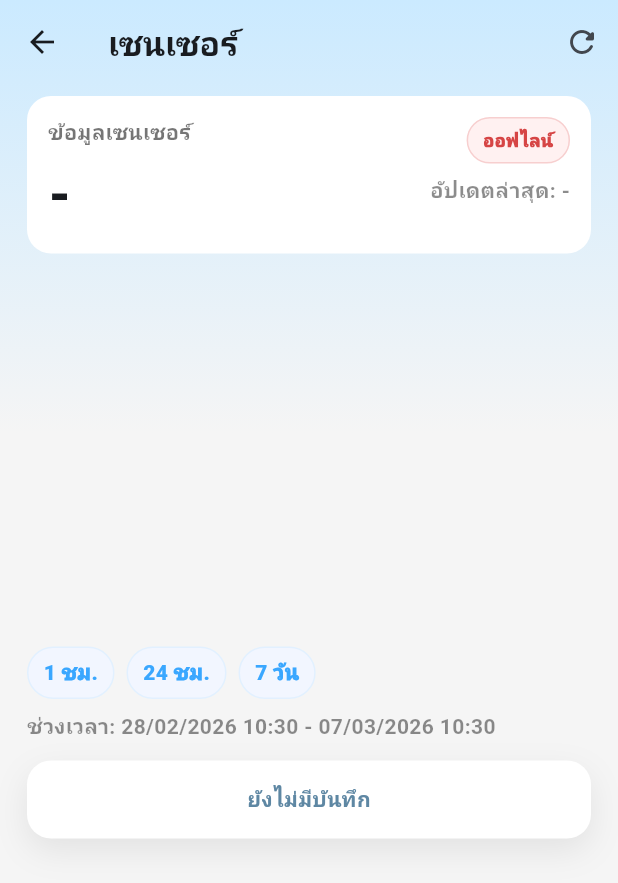
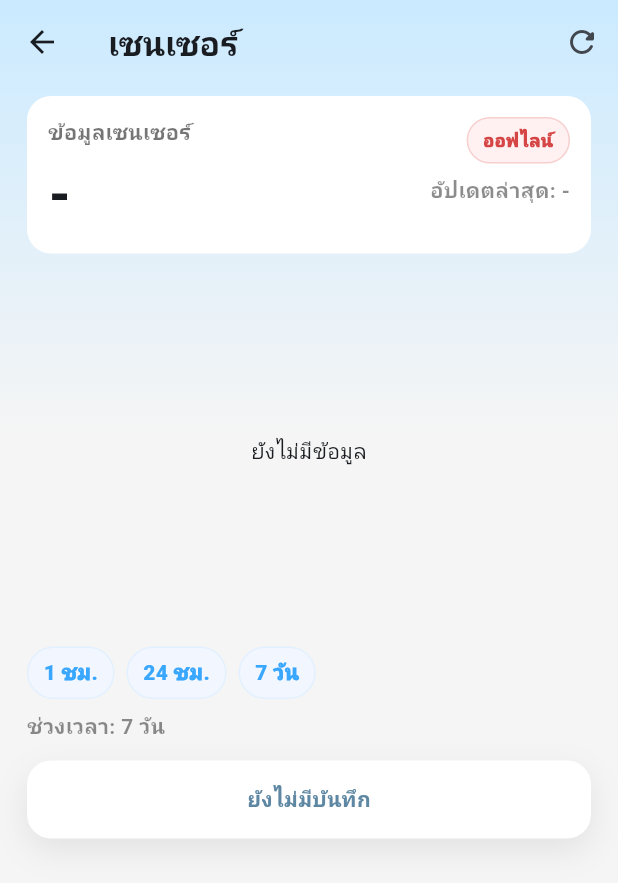
Before and after one commit to SkyBlueFox/PM_Mobile_Frontend, a Flutter app: the SensorDetailPage screen opened directly with empty values, after a tap on "24 ชม.", after a tap on "7 วัน", on a phone screen of 412 x 824 dp. Shown: the top 883 px of the screen. Run offline on Flutter 3.47's test engine with Material 3 defaults, Android fonts, the phone set to English and light mode, and no system bars; our stand-ins replace equatable, firebase_auth, firebase_core, fl_chart, flutter_bloc, flutter_dotenv and 3 more; accounts and stored records are empty; network calls fail; Roboto replaces fonts that are missing (Sans).

Commit message:
Update OAuth Login and Chart Logs

```diff
--- a/lib/features/home/bloc/sensor_detail_bloc.dart
+++ b/lib/features/home/bloc/sensor_detail_bloc.dart
@@ -16,7 +16,6 @@ import 'package:flutter_bloc/flutter_bloc.dart';
 import '../../../data/device_repository.dart';
 import '../data/widget_repository.dart';
 
-import '../models/sensor_history.dart';
 import '../models/sensor_log.dart';
 
 import 'sensor_detail_event.dart';
@@ -38,7 +37,7 @@ class SensorDetailBloc extends Bloc<SensorDetailEvent, SensorDetailState> {
     this.onlineThreshold = const Duration(seconds: 15),
   }) : super(SensorDetailState.initial()) {
     on<SensorDetailStarted>(_onStarted);
-    on<SensorRangeChanged>(_onRangeChanged);
+    on<SensorPeriodChanged>(_onPeriodChanged);
     on<SensorDetailRefreshRequested>(_onRefreshRequested);
     on<SensorDetailPollingStarted>(_onPollingStarted);
     on<SensorDetailPollingStopped>(_onPollingStopped);
@@ -62,13 +61,21 @@ class SensorDetailBloc extends Bloc<SensorDetailEvent, SensorDetailState> {
     }
   }
 
-  Future<void> _onRangeChanged(SensorRangeChanged event, Emitter<SensorDetailState> emit) async {
-    emit(state.copyWith(from: event.from, to: event.to, isRefreshing: true, error: null));
+  Future<void> _onPeriodChanged(
+    SensorPeriodChanged event,
+    Emitter<SensorDetailState> emit,
+  ) async {
+    emit(state.copyWith(
+      period: event.period,
+      isRefreshing: true,
+      error: null,
+    ));
+
     try {
-      await _loadHistory(emit);
-      emit(state.copyWith(isRefreshing: false, error: null));
+      await _loadLogs(emit);
+      emit(state.copyWith(isRefreshing: false));
     } catch (e, st) {
-      debugPrint('[SensorDetailBloc] rangeChanged failed: $e\n$st');
+      debugPrint('[SensorDetailBloc] periodChanged failed: $e\n$st');
       emit(state.copyWith(isRefreshing: false, error: e.toString()));
     }
   }
@@ -124,31 +131,9 @@ class SensorDetailBloc extends Bloc<SensorDetailEvent, SensorDetailState> {
     if (state.widgetId == 0) return;
 
     await Future.wait([
-      _loadHistory(emit),
       _loadLogs(emit),
       _loadHeartbeat(emit),
     ]);
-  }
-
-  Future<void> _loadHistory(Emitter<SensorDetailState> emit) async {
-    final wid = state.widgetId;
-    if (wid == 0) return;
-
-    final List<SensorHistoryPoint> points = await widgetRepo.fetchSensorHistory(
-      widgetId: wid,
-      from: state.from,
-      to: state.to,
-    );
-
-    final sorted = List<SensorHistoryPoint>.from(points)
-      ..sort((a, b) => a.timestamp.compareTo(b.timestamp));
-
-    final latest = sorted.isNotEmpty ? sorted.last.value : null;
-
-    emit(state.copyWith(
-      history: sorted,
-      currentValue: latest == null ? state.currentValue : latest.toString(),
-    ));
   }
 
   Future<void> _loadLogs(Emitter<SensorDetailState> emit) async {
@@ -157,7 +142,7 @@ class SensorDetailBloc extends Bloc<SensorDetailEvent, SensorDetailState> {
 
     final List<SensorLogEntry> logs = await widgetRepo.fetchSensorLogs(
       widgetId: wid,
-      limit: 50,
+      period: state.period
     );
 
     final sorted = List<SensorLogEntry>.from(logs)
--- a/lib/features/home/bloc/sensor_detail_event.dart
+++ b/lib/features/home/bloc/sensor_detail_event.dart
@@ -21,15 +21,10 @@ class SensorDetailStarted extends SensorDetailEvent {
   });
 }
 
-/// เปลี่ยนช่วงเวลา (กราฟ)
-class SensorRangeChanged extends SensorDetailEvent {
-  final DateTime from;
-  final DateTime to;
+class SensorPeriodChanged extends SensorDetailEvent {
+  final String period;
 
-  const SensorRangeChanged({
-    required this.from,
-    required this.to,
-  });
+  const SensorPeriodChanged(this.period);
 }
 
 /// refresh manual
--- a/lib/features/home/bloc/sensor_detail_state.dart
+++ b/lib/features/home/bloc/sensor_detail_state.dart
@@ -1,10 +1,3 @@
-// lib/features/home/bloc/sensor_detail_state.dart
-//
-// ✅ State สำหรับหน้า Sensor Detail
-// - แยกชัดเจนระหว่าง loading ครั้งแรก กับ refreshing
-// - default range ปรับเป็น "1 ชั่วโมง" (ตาม requirement)
-
-import '../models/sensor_history.dart';
 import '../models/sensor_log.dart';
 
 class SensorDetailState {
@@ -18,14 +11,11 @@ class SensorDetailState {
   final String currentValue;
   final String unit;
 
-  final List<SensorHistoryPoint> history;
   final List<SensorLogEntry> logs;
+  final String period;
 
   final DateTime? lastHeartbeatAt;
   final bool isOnline;
-
-  final DateTime from;
-  final DateTime to;
 
   const SensorDetailState({
     this.isLoading = false,
@@ -35,20 +25,15 @@ class SensorDetailState {
     this.deviceId = '',
     this.currentValue = '',
     this.unit = '',
-    this.history = const [],
     this.logs = const [],
+    this.period = '',
     this.lastHeartbeatAt,
     this.isOnline = false,
-    required this.from,
-    required this.to,
   });
 
   factory SensorDetailState.initial() {
-    final now = DateTime.now();
     return SensorDetailState(
-      // ✅ จากเดิม 24h -> ปรับเป็น 1 ชั่วโมง
-      from: now.subtract(const Duration(hours: 1)),
-      to: now,
+      period: 'hour'
     );
   }
 
@@ -60,8 +45,8 @@ class SensorDetailState {
     String? deviceId,
     String? currentValue,
     String? unit,
-    List<SensorHistoryPoint>? history,
     List<SensorLogEntry>? logs,
+    String? period,
     DateTime? lastHeartbeatAt,
     bool? isOnline,
     DateTime? from,
@@ -75,12 +60,10 @@ class SensorDetailState {
       deviceId: deviceId ?? this.deviceId,
       currentValue: currentValue ?? this.currentValue,
       unit: unit ?? this.unit,
-      history: history ?? this.history,
       logs: logs ?? this.logs,
+      period: period ?? this.period,
       lastHeartbeatAt: lastHeartbeatAt ?? this.lastHeartbeatAt,
       isOnline: isOnline ?? this.isOnline,
-      from: from ?? this.from,
-      to: to ?? this.to,
     );
   }
 }
--- a/lib/features/home/models/sensor_history.dart
+++ /dev/null
@@ -1,74 +0,0 @@
-// lib/features/home/models/sensor_history.dart
-//
-// Model สำหรับ “ข้อมูลกราฟ” ของ sensor
-// จุดสำคัญ:
-// - parse เวลาแบบปลอดภัย (รองรับทั้ง ISO string และ epoch ms/sec)
-// - value อาจเป็น num/string/null => แปลงเป็น double? ให้ UI ใช้งานง่าย
-
-class SensorHistoryPoint {
-  /// เวลา ณ จุดนั้น (ใช้ plot บนแกน X)
-  final DateTime timestamp;
-
-  /// ค่าที่วัดได้ (ใช้ plot บนแกน Y)
-  /// เป็น double เพื่อให้กราฟทำงานง่าย
-  final double value;
-
-  const SensorHistoryPoint({
-    required this.timestamp,
-    required this.value,
-  });
-
-  factory SensorHistoryPoint.fromJson(Map<String, dynamic> json) {
-    final ts = _parseDateTime(json['timestamp'] ?? json['time'] ?? json['at'] ?? json['created_at']);
-    final v = _parseDouble(json['value']);
-
-    return SensorHistoryPoint(
-      timestamp: ts ?? DateTime.fromMillisecondsSinceEpoch(0),
-      value: v ?? 0.0,
-    );
-  }
-
-  Map<String, dynamic> toJson() => {
-        'timestamp': timestamp.toIso8601String(),
-        'value': value,
-      };
-
-  /// --- helpers (คอมเมนท์ไว้ให้แก้ตาม backend ได้ง่าย) ---
-
-  /// รองรับ:
-  /// - ISO string: "2026-02-22T10:00:00Z"
-  /// - epoch ms: 1700000000000
-  /// - epoch sec: 1700000000
-  static DateTime? _parseDateTime(dynamic raw) {
-    if (raw == null) return null;
-
-    if (raw is DateTime) return raw;
-
-    if (raw is num) {
-      // heuristic: ถ้ามากกว่า 1e12 ถือว่าเป็น ms
-      final n = raw.toInt();
-      if (n > 1000000000000) {
-        return DateTime.fromMillisecondsSinceEpoch(n, isUtc: true).toLocal();
-      }
-      // ไม่มาก -> สมมติเป็น seconds
-      return DateTime.fromMillisecondsSinceEpoch(n * 1000, isUtc: true).toLocal();
-    }
-
-    final s = raw.toString().trim();
-    if (s.isEmpty) return null;
-
-    // ถ้าเป็นตัวเลขใน string
-    final asNum = num.tryParse(s);
-    if (asNum != null) return _parseDateTime(asNum);
-
-    return DateTime.tryParse(s)?.toLocal();
-  }
-
-  static double? _parseDouble(dynamic raw) {
-    if (raw == null) return null;
-    if (raw is num) return raw.toDouble();
-    final s = raw.toString().trim();
-    if (s.isEmpty) return null;
-    return double.tryParse(s);
-  }
-}
--- a/lib/features/home/models/sensor_log.dart
+++ b/lib/features/home/models/sensor_log.dart
@@ -1,77 +1,54 @@
-// lib/features/home/models/sensor_log.dart
-//
-// ✅ FIX: ให้ UI เรียก e.title / e.detail / e.value / e.unit ได้
-// - แก้ error ใน sensor_log_table.dart ที่เรียก e.unit
-// - รองรับ backend หลายรูปแบบ (key ชื่อไม่เหมือนกัน)
-// - เก็บ raw ไว้สำหรับ debug/ขยายในอนาคต
-
 class SensorLogEntry {
   final DateTime timestamp;
-
-  /// หัวข้อแถว log (เช่น "Temperature update", "Device reported", ...)
-  final String title;
-
-  /// รายละเอียดเพิ่มเติม (optional)
-  final String detail;
-
-  /// ค่า (optional) เก็บเป็น String? เพื่อ UI แสดงร่วมกับ unit ได้
-  final String? value;
-
-  /// ✅ NEW: หน่วย (optional) เผื่อ log ส่ง unit มาเอง
-  /// ถ้า backend ไม่ส่ง จะเป็น '' แล้ว UI ค่อย fallback ไปใช้ unit ของ capability
-  final String unit;
-
-  /// เก็บ raw ไว้เผื่อ debug/ต่อยอด
-  final Map<String, dynamic> raw;
+  final double value;
 
   const SensorLogEntry({
     required this.timestamp,
-    required this.title,
-    required this.detail,
     required this.value,
-    this.unit = '',
-    this.raw = const {},
   });
 
   factory SensorLogEntry.fromJson(Map<String, dynamic> json) {
-    DateTime parseTime(dynamic v) {
-      if (v == null) return DateTime.fromMillisecondsSinceEpoch(0);
-      if (v is int) return DateTime.fromMillisecondsSinceEpoch(v);
-      if (v is num) return DateTime.fromMillisecondsSinceEpoch(v.toInt());
-      final s = v.toString();
-      final dt = DateTime.tryParse(s);
-      return dt ?? DateTime.fromMillisecondsSinceEpoch(0);
+    final ts = _parseDateTime(json['timestamp'] ?? json['time'] ?? json['at'] ?? json['created_at']);
+    final v = _parseDouble(json['value']);
+
+    return SensorLogEntry(
+      timestamp: ts ?? DateTime.fromMillisecondsSinceEpoch(0),
+      value: v ?? 0.0,
+    );
+  }
+
+  Map<String, dynamic> toJson() => {
+        'timestamp': timestamp.toIso8601String(),
+        'value': value,
+      };
+
+  static DateTime? _parseDateTime(dynamic raw) {
+    if (raw == null) return null;
+
+    if (raw is DateTime) return raw;
+
+    if (raw is num) {
+      final n = raw.toInt();
+      if (n > 1000000000000) {
+        return DateTime.fromMillisecondsSinceEpoch(n, isUtc: true).toLocal();
+      }
+      return DateTime.fromMillisecondsSinceEpoch(n * 1000, isUtc: true).toLocal();
     }
 
-    // time keys ที่พบบ่อย
-    final ts = parseTime(
-      json['timestamp'] ??
-          json['created_at'] ??
-          json['time'] ??
-          json['logged_at'] ??
-          json['at'],
-    );
+    final s = raw.toString().trim();
+    if (s.isEmpty) return null;
 
-    // title keys ที่พบบ่อย
-    final title = (json['title'] ?? json['event'] ?? json['message'] ?? json['type'] ?? 'log').toString();
+    final asNum = num.tryParse(s);
+    if (asNum != null) return _parseDateTime(asNum);
 
-    // detail keys ที่พบบ่อย
-    final detail = (json['detail'] ?? json['description'] ?? json['data'] ?? '').toString();
+    return DateTime.tryParse(s)?.toLocal();
+  }
 
-    // value keys ที่พบบ่อย (บางระบบส่ง number)
-    final rawValue = json['value'] ?? json['val'] ?? json['v'];
-    final value = rawValue == null ? null : rawValue.toString();
-
-    // ✅ unit keys ที่พบบ่อย
-    final unit = (json['unit'] ?? json['capability_unit'] ?? json['u'] ?? '').toString();
-
-    return SensorLogEntry(
-      timestamp: ts,
-      title: title,
-      detail: detail,
-      value: value,
-      unit: unit,
-      raw: json,
-    );
+  static double? _parseDouble(dynamic raw) {
+    if (raw == null) return null;
+    if (raw is num) return raw.toDouble();
+    final s = raw.toString().trim();
+    if (s.isEmpty) return null;
+    return double.tryParse(s);
   }
 }
--- a/lib/features/home/ui/pages/sensor_detail_page.dart
+++ b/lib/features/home/ui/pages/sensor_detail_page.dart
@@ -93,10 +93,8 @@ class _SensorDetailPageState extends State<SensorDetailPage> {
             p.unit != c.unit ||
             p.isOnline != c.isOnline ||
             p.lastHeartbeatAt != c.lastHeartbeatAt ||
-            p.history != c.history ||
             p.logs != c.logs ||
-            p.from != c.from ||
-            p.to != c.to,
+            p.period != c.period,
         builder: (context, st) {
           return Scaffold(
             backgroundColor: Colors.transparent,
@@ -150,7 +148,7 @@ class _SensorDetailPageState extends State<SensorDetailPage> {
                 ),
 
                 SafeArea(
-                  child: st.isLoading && st.history.isEmpty && st.logs.isEmpty
+                  child: st.isLoading && st.logs.isEmpty
                       ? const Center(child: CircularProgressIndicator())
                       : RefreshIndicator(
                           onRefresh: _refreshWithIndicator,
@@ -236,36 +234,23 @@ class _SensorDetailPageState extends State<SensorDetailPage> {
                               const SizedBox(height: 12),
 
                               SensorLineChartFl(
-                                points: st.history,
+                                points: st.logs,
                                 unit: st.unit,
-                                range: st.to.difference(st.from),
+                                period: st.period,
                               ),
 
                               const SizedBox(height: 10),
 
                               _RangeRow(
-                                from: st.from,
-                                to: st.to,
+                                period: st.period,
                                 onPick1h: () {
-                                  final now = DateTime.now();
-                                  _bloc.add(SensorRangeChanged(
-                                      from: now.subtract(
-                                          const Duration(hours: 1)),
-                                      to: now));
+                                  _bloc.add(const SensorPeriodChanged('hour'));
                                 },
                                 onPick24h: () {
-                                  final now = DateTime.now();
-                                  _bloc.add(SensorRangeChanged(
-                                      from: now.subtract(
-                                          const Duration(hours: 24)),
-                                      to: now));
+                                  _bloc.add(const SensorPeriodChanged('day'));
                                 },
                                 onPick7d: () {
-                                  final now = DateTime.now();
-                                  _bloc.add(SensorRangeChanged(
-                                      from:
-                                          now.subtract(const Duration(days: 7)),
-                                      to: now));
+                                  _bloc.add(const SensorPeriodChanged('week'));
                                 },
                               ),
 
@@ -367,19 +352,30 @@ class _OnlinePill extends StatelessWidget {
 }
 
 class _RangeRow extends StatelessWidget {
-  final DateTime from;
-  final DateTime to;
+  final String period;
   final VoidCallback onPick1h;
   final VoidCallback onPick24h;
   final VoidCallback onPick7d;
 
   const _RangeRow({
-    required this.from,
-    required this.to,
+    required this.period,
     required this.onPick1h,
     required this.onPick24h,
     required this.onPick7d,
   });
+
+  String _label() {
+    switch (period) {
+      case 'hour':
+        return 'ช่วงเวลา: 1 ชั่วโมง';
+      case 'day':
+        return 'ช่วงเวลา: 24 ชั่วโมง';
+      case 'week':
+        return 'ช่วงเวลา: 7 วัน';
+      default:
+        return 'ช่วงเวลา';
+    }
+  }
 
   @override
   Widget build(BuildContext context) {
@@ -397,10 +393,11 @@ class _RangeRow extends StatelessWidget {
         ),
         const SizedBox(height: 8),
         Text(
-          'ช่วงเวลา: ${_fmtShortThai(from)} - ${_fmtShortThai(to)}',
-          maxLines: 2,
-          overflow: TextOverflow.ellipsis,
-          style: const TextStyle(color: Colors.black45, fontWeight: FontWeight.w700),
+          _label(),
+          style: const TextStyle(
+            color: Colors.black45,
+            fontWeight: FontWeight.w700,
+          ),
         ),
       ],
     );
@@ -435,18 +432,7 @@ class _ChipButton extends StatelessWidget {
   }
 }
 
-String _valueWithUnit(String value, String unit) {
-  final v = value.trim();
-  final u = unit.trim();
-  if (v.isEmpty) return '-';
-  if (u.isEmpty) return v;
-  return '$v$u';
-}
-
 String _two(int n) => n < 10 ? '0$n' : '$n';
 
 String _fmtTimeThai(DateTime dt) =>
     '${_two(dt.hour)}:${_two(dt.minute)}:${_two(dt.second)}';
-
-String _fmtShortThai(DateTime dt) =>
-    '${_two(dt.day)}/${_two(dt.month)}/${dt.year} ${_two(dt.hour)}:${_two(dt.minute)}';
--- a/lib/features/home/ui/widgets/charts/sensor_line_chart.dart
+++ b/lib/features/home/ui/widgets/charts/sensor_line_chart.dart
@@ -2,63 +2,149 @@ import 'package:fl_chart/fl_chart.dart';
 import 'package:flutter/material.dart';
 import 'package:intl/intl.dart';
 
-import '../../../models/sensor_history.dart'; // <-- ปรับ path ให้ถูก
+import '../../../models/sensor_log.dart';
 
 class SensorLineChartFl extends StatelessWidget {
-  final List<SensorHistoryPoint> points;
+  final List<SensorLogEntry> points;
   final String unit;
-  final Duration? range;
+  final String period; // hour | day | week
 
   const SensorLineChartFl({
     super.key,
     required this.points,
     required this.unit,
-    required this.range,
+    required this.period,
   });
 
   @override
   Widget build(BuildContext context) {
-    if (points.isEmpty) return const SizedBox(height: 240);
+    if (points.isEmpty) {
+      return const SizedBox(
+        height: 240,
+        child: Center(
+          child: Text('ยังไม่มีข้อมูล'),
+        ),
+      );
+    }
 
     final sorted = [...points]..sort((a, b) => a.timestamp.compareTo(b.timestamp));
 
-    final end = sorted.last.timestamp;
+    final baseMs = sorted.first.timestamp.millisecondsSinceEpoch;
 
-    final start = range == null ? sorted.first.timestamp : end.subtract(range!);
-
-    final baseMs = start.millisecondsSinceEpoch;
-
-    final spots = sorted
-        .where((p) => !p.timestamp.isBefore(start) && !p.timestamp.isAfter(end)) // กันหลุดช่วง
-        .map((p) {
+    final spots = sorted.map((p) {
       final xSec = (p.timestamp.millisecondsSinceEpoch - baseMs) / 1000.0;
       return FlSpot(xSec, p.value);
-        })
-        .toList();
+    }).toList();
 
-    final minX = 0.0;
-    final maxX = range == null
-        ? ((end.millisecondsSinceEpoch - baseMs) / 1000.0)
-        : range!.inSeconds.toDouble();
+    if (spots.isEmpty) {
+      return const SizedBox(
+        height: 240,
+        child: Center(
+          child: Text('ยังไม่มีข้อมูลในช่วงนี้'),
+        ),
+      );
+    }
 
-    return SizedBox(
+    var minX = 0.0;
+    var maxX = spots.last.x;
+
+    if ((maxX - minX).abs() < 0.000001) {
+      maxX = minX + 60;
+    }
+
+    final ys = spots.map((e) => e.y).toList();
+
+    double minY = ys.reduce((a, b) => a < b ? a : b);
+    double maxY = ys.reduce((a, b) => a > b ? a : b);
+
+    if ((maxY - minY).abs() < 0.0001) {
+      minY -= 1;
+      maxY += 1;
+    }
+
+    final span = maxY - minY;
+    final padding = span * 0.12;
+
+    final chartMinY = minY - padding;
+    final chartMaxY = maxY + padding;
+    final chartSpanY = chartMaxY - chartMinY;
+
+    // ✅ 5 levels = 4 gaps
+    final yInterval = chartSpanY / 4;
+
+    return Padding(
+      padding: const EdgeInsets.only(top: 12, right: 12),
+      child: SizedBox(
         height: 240,
         child: LineChart(
           LineChartData(
             minX: minX,
             maxX: maxX,
+            minY: chartMinY,
+            maxY: chartMaxY,
+            clipData: const FlClipData.all(),
+            gridData: FlGridData(
+            show: true,
+            horizontalInterval: yInterval,
+            verticalInterval: _intervalX(maxX),
+            getDrawingHorizontalLine: (_) => const FlLine(
+              color: Color(0x22000000),
+              strokeWidth: 1,
+              dashArray: [6, 4],
+            ),
+            getDrawingVerticalLine: (_) => const FlLine(
+              color: Color(0x22000000),
+              strokeWidth: 1,
+              dashArray: [6, 4],
+            ),
+          ),
+            borderData: FlBorderData(
+              show: true,
+              border: const Border(
+                left: BorderSide(color: Color(0xFF777777), width: 1),
+                bottom: BorderSide(color: Color(0xFF777777), width: 1),
+                top: BorderSide(color: Color(0x22000000), width: 1),
+                right: BorderSide(color: Color(0x22000000), width: 1),
+              ),
+            ),
             titlesData: FlTitlesData(
+              topTitles: const AxisTitles(
+                sideTitles: SideTitles(showTitles: false),
+              ),
+              rightTitles: const AxisTitles(
+                sideTitles: SideTitles(showTitles: false),
+              ),
+              leftTitles: AxisTitles(
+              sideTitles: SideTitles(
+                showTitles: true,
+                reservedSize: 48,
+                interval: yInterval,
+                getTitlesWidget: (value, meta) {
+                  return Padding(
+                    padding: const EdgeInsets.only(right: 6),
+                    child: Text(
+                      _formatY(value, yInterval),
+                      style: const TextStyle(fontSize: 11),
+                    ),
+                  );
+                },
+              ),
+            ),
               bottomTitles: AxisTitles(
                 sideTitles: SideTitles(
                   showTitles: true,
-                interval: _pickTimeIntervalSec(minX, maxX),
+                  reservedSize: 28,
+                  interval: _intervalX(maxX),
                   getTitlesWidget: (v, meta) {
                     final dt = DateTime.fromMillisecondsSinceEpoch(
                       baseMs + (v * 1000).round(),
                     );
                     return Padding(
                       padding: const EdgeInsets.only(top: 6),
-                    child: Text(DateFormat('HH:mm').format(dt)),
+                      child: Text(
+                        _formatBottom(dt),
+                        style: const TextStyle(fontSize: 11),
+                      ),
                     );
                   },
                 ),
@@ -66,34 +152,82 @@ class SensorLineChartFl extends StatelessWidget {
             ),
             lineTouchData: LineTouchData(
               touchTooltipData: LineTouchTooltipData(
-              getTooltipItems: (touched) => touched.map((ts) {
+                getTooltipItems: (touched) {
+                  return touched.map((ts) {
                     final dt = DateTime.fromMillisecondsSinceEpoch(
                       baseMs + (ts.x * 1000).round(),
                     );
                     return LineTooltipItem(
-                  '${DateFormat('HH:mm:ss').format(dt)}\n${ts.y.toStringAsFixed(2)}$unit',
+                      '${_formatTooltipTime(dt)}\n${ts.y.toStringAsFixed(2)}$unit',
                       const TextStyle(fontWeight: FontWeight.w800),
                     );
-              }).toList(),
+                  }).toList();
+                },
               ),
             ),
             lineBarsData: [
               LineChartBarData(
                 spots: spots,
-              isCurved: true,
-              dotData: const FlDotData(show: false),
+                isCurved: spots.length > 1,
+                barWidth: 2,
+                isStrokeCapRound: true,
+                color: const Color(0xFF00BCD4),
+                dotData: FlDotData(
+                  show: spots.length == 1,
+                ),
+                belowBarData: BarAreaData(show: false),
               ),
             ],
+          ),
         ),
       ),
     );
   }
 
-  double _pickTimeIntervalSec(double minX, double maxX) {
-    final rangeSec = maxX - minX;
-    if (rangeSec <= 60 * 60) return 10 * 60;
-    if (rangeSec <= 6 * 60 * 60) return 60 * 60;
-    if (rangeSec <= 24 * 60 * 60) return 3 * 60 * 60;
-    return 12 * 60 * 60;
+  double _intervalX(double maxX) {
+    switch (period) {
+      case 'hour':
+        return 10 * 60; // 10 นาที
+      case 'day':
+        return 3 * 60 * 60; // 3 ชั่วโมง
+      case 'week':
+        return 24 * 60 * 60; // 1 วัน
+      default:
+        if (maxX <= 3600) return 10 * 60;
+        if (maxX <= 24 * 3600) return 3 * 60 * 60;
+        return 24 * 60 * 60;
     }
   }
+
+  String _formatBottom(DateTime dt) {
+    switch (period) {
+      case 'hour':
+        return DateFormat('HH:mm').format(dt);
+      case 'day':
+        return DateFormat('HH น.').format(dt);
+      case 'week':
+        return DateFormat('dd/MM').format(dt);
+      default:
+        return DateFormat('HH:mm').format(dt);
+    }
+  }
+
+  String _formatTooltipTime(DateTime dt) {
+    switch (period) {
+      case 'hour':
+        return DateFormat('HH:mm:ss').format(dt);
+      case 'day':
+        return DateFormat('dd/MM HH:mm').format(dt);
+      case 'week':
+        return DateFormat('dd/MM HH:mm').format(dt);
+      default:
+        return DateFormat('HH:mm:ss').format(dt);
+    }
+  }
+
+  String _formatY(double v, double interval) {
+    if (interval >= 5) return v.toStringAsFixed(0);
+    if (interval >= 1) return v.toStringAsFixed(1);
+    return v.toStringAsFixed(2);
+  }
+}
```
Also changed, not shown: lib/features/auth/data/auth_api.dart (+8 -10 lines), lib/features/home/bloc/devices_bloc.dart (+9 -2 lines), lib/features/home/data/widget_repository.dart (+9 -59 lines), lib/features/home/ui/widgets/lists/sensor_log_table.dart (+12 -25 lines). Lines whose indentation alone changed are shown as unchanged.
